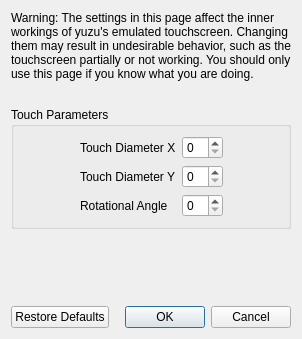
Before: the Qt Designer form src/yuzu/configuration/configure_touchscreen_advanced.ui in rorrim-rorrim/eden-alt, drawn with Qt 5.
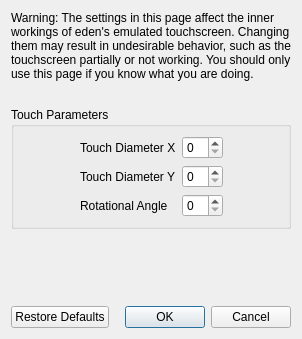
After: the same form once the commit is applied.

Patch:
```diff
--- a/src/yuzu/configuration/configure_touchscreen_advanced.ui
+++ b/src/yuzu/configuration/configure_touchscreen_advanced.ui
@@ -23,7 +23,7 @@
       </size>
      </property>
      <property name="text">
-      <string>Warning: The settings in this page affect the inner workings of yuzu's emulated touchscreen. Changing them may result in undesirable behavior, such as the touchscreen partially or not working. You should only use this page if you know what you are doing.</string>
+      <string>Warning: The settings in this page affect the inner workings of eden's emulated touchscreen. Changing them may result in undesirable behavior, such as the touchscreen partially or not working. You should only use this page if you know what you are doing.</string>
      </property>
      <property name="wordWrap">
       <bool>true</bool>
```
